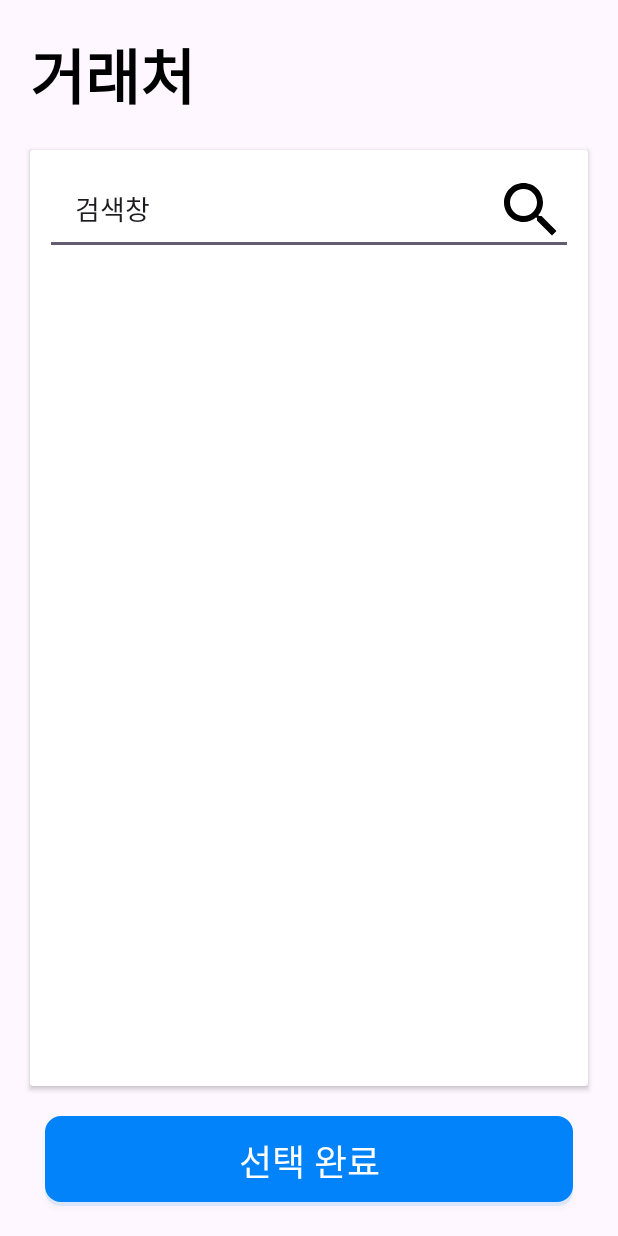
After one commit to lsg1024/GemCode, an Android app: the fragment OrderAccountFragment shown on its own in the app's theme, on a phone screen of 412 x 824 dp. The commit adds this screen. Run offline under Robolectric (Android 15) with nearby library versions, the phone set to English and light mode, and no system bars.

Commit message:
주문하기 화면 구성

```diff
--- /dev/null
+++ b/app/src/main/java/com/example/gemcode/view/OrderAccountFragment.kt
@@ -0,0 +1,30 @@
+package com.example.gemcode.view
+
+import androidx.lifecycle.ViewModelProvider
+import android.os.Bundle
+import androidx.fragment.app.Fragment
+import android.view.LayoutInflater
+import android.view.View
+import android.view.ViewGroup
+import com.example.gemcode.R
+import com.example.gemcode.databinding.FragmentOrderAccountBinding
+import com.example.gemcode.viewmodel.OrderAccountViewModel
+
+class OrderAccountFragment : Fragment() {
+
+    private var _binding : FragmentOrderAccountBinding? = null
+    private val binding get() = _binding!!
+    private lateinit var viewModel: OrderAccountViewModel
+
+    override fun onCreateView(
+        inflater: LayoutInflater, container: ViewGroup?,
+        savedInstanceState: Bundle?
+    ): View {
+        _binding = FragmentOrderAccountBinding.inflate(inflater, container, false)
+
+
+
+        return binding.root
+    }
+
+}
--- /dev/null
+++ b/app/src/main/java/com/example/gemcode/view/OrderDetailFragment.kt
@@ -0,0 +1,33 @@
+package com.example.gemcode.view
+
+import androidx.lifecycle.ViewModelProvider
+import android.os.Bundle
+import androidx.fragment.app.Fragment
+import android.view.LayoutInflater
+import android.view.View
+import android.view.ViewGroup
+import com.example.gemcode.R
+import com.example.gemcode.viewmodel.OrderDetailViewModel
+
+class OrderDetailFragment : Fragment() {
+
+    companion object {
+        fun newInstance() = OrderDetailFragment()
+    }
+
+    private lateinit var viewModel: OrderDetailViewModel
+
+    override fun onCreateView(
+        inflater: LayoutInflater, container: ViewGroup?,
+        savedInstanceState: Bundle?
+    ): View? {
+        return inflater.inflate(R.layout.fragment_order_detail, container, false)
+    }
+
+    override fun onActivityCreated(savedInstanceState: Bundle?) {
+        super.onActivityCreated(savedInstanceState)
+        viewModel = ViewModelProvider(this).get(OrderDetailViewModel::class.java)
+        // TODO: Use the ViewModel
+    }
+
+}
--- /dev/null
+++ b/app/src/main/java/com/example/gemcode/viewmodel/OrderAccountViewModel.kt
@@ -0,0 +1,7 @@
+package com.example.gemcode.viewmodel
+
+import androidx.lifecycle.ViewModel
+
+class OrderAccountViewModel : ViewModel() {
+    // TODO: Implement the ViewModel
+}
--- /dev/null
+++ b/app/src/main/java/com/example/gemcode/viewmodel/OrderDetailViewModel.kt
@@ -0,0 +1,7 @@
+package com.example.gemcode.viewmodel
+
+import androidx.lifecycle.ViewModel
+
+class OrderDetailViewModel : ViewModel() {
+    // TODO: Implement the ViewModel
+}
--- /dev/null
+++ b/app/src/main/res/drawable/baseline_search_48.xml
@@ -0,0 +1,5 @@
+<vector android:height="48dp" android:tint="#000000"
+    android:viewportHeight="24" android:viewportWidth="24"
+    android:width="48dp" xmlns:android="http://schemas.android.com/apk/res/android">
+    <path android:fillColor="@android:color/white" android:pathData="M15.5,14h-0.79l-0.28,-0.27C15.41,12.59 16,11.11 16,9.5 16,5.91 13.09,3 9.5,3S3,5.91 3,9.5 5.91,16 9.5,16c1.61,0 3.09,-0.59 4.23,-1.57l0.27,0.28v0.79l5,4.99L20.49,19l-4.99,-5zM9.5,14C7.01,14 5,11.99 5,9.5S7.01,5 9.5,5 14,7.01 14,9.5 11.99,14 9.5,14z"/>
+</vector>
--- a/app/src/main/res/layout/fragment_main.xml
+++ b/app/src/main/res/layout/fragment_main.xml
@@ -4,7 +4,6 @@
     xmlns:tools="http://schemas.android.com/tools"
     android:layout_width="match_parent"
     android:layout_height="match_parent"
-    android:background="#F4F4F4"
     android:clipToPadding="false"
     tools:context=".view.MainFragment">
 
--- a/app/src/main/res/layout/fragment_order.xml
+++ b/app/src/main/res/layout/fragment_order.xml
@@ -11,7 +11,7 @@
         android:layout_width="wrap_content"
         android:layout_height="wrap_content"
         android:layout_margin="20dp"
-        android:text="주문하기"
+        android:text="@string/order"
         android:textColor="@color/black"
         android:textSize="40dp"
         android:textStyle="bold"
--- /dev/null
+++ b/app/src/main/res/layout/fragment_order_account.xml
@@ -0,0 +1,75 @@
+<?xml version="1.0" encoding="utf-8"?>
+<androidx.constraintlayout.widget.ConstraintLayout xmlns:android="http://schemas.android.com/apk/res/android"
+    xmlns:app="http://schemas.android.com/apk/res-auto"
+    xmlns:tools="http://schemas.android.com/tools"
+    android:layout_width="match_parent"
+    android:layout_height="match_parent"
+    tools:context=".view.OrderAccountFragment">
+
+    <TextView
+        android:id="@+id/textView5"
+        android:layout_width="wrap_content"
+        android:layout_height="wrap_content"
+        android:layout_margin="20dp"
+        android:text="거래처"
+        android:textColor="@color/black"
+        android:textSize="40dp"
+        android:textStyle="bold"
+        app:layout_constraintStart_toStartOf="parent"
+        app:layout_constraintTop_toTopOf="parent" />
+
+    <androidx.cardview.widget.CardView
+        android:layout_width="match_parent"
+        android:layout_height="0dp"
+        android:layout_margin="20dp"
+        app:layout_constraintBottom_toTopOf="@+id/order_account_registerBtn"
+        app:layout_constraintStart_toStartOf="parent"
+        app:layout_constraintTop_toBottomOf="@+id/textView5">
+
+        <androidx.constraintlayout.widget.ConstraintLayout
+            android:layout_width="match_parent"
+            android:layout_height="match_parent">
+
+            <EditText
+                android:id="@+id/order_account_editText"
+                android:layout_width="match_parent"
+                android:layout_height="60dp"
+                android:layout_margin="10dp"
+                android:drawableEnd="@drawable/baseline_search_48"
+                android:paddingStart="20dp"
+                android:text="검색창"
+                app:layout_constraintStart_toStartOf="parent"
+                app:layout_constraintTop_toTopOf="parent" />
+
+            <androidx.recyclerview.widget.RecyclerView
+                android:id="@+id/order_account_recyclerView"
+                android:layout_width="match_parent"
+                android:layout_height="0dp"
+                android:layout_margin="10dp"
+                app:layout_constraintBottom_toBottomOf="parent"
+                app:layout_constraintEnd_toEndOf="parent"
+                app:layout_constraintStart_toStartOf="parent"
+                app:layout_constraintTop_toBottomOf="@+id/order_account_editText" />
+
+        </androidx.constraintlayout.widget.ConstraintLayout>
+
+    </androidx.cardview.widget.CardView>
+
+    <androidx.appcompat.widget.AppCompatButton
+        android:id="@+id/order_account_registerBtn"
+        android:layout_width="match_parent"
+        android:layout_height="60dp"
+        android:text="선택 완료"
+        android:textSize="24dp"
+        android:elevation="20dp"
+        android:textColor="@color/white"
+        android:background="@drawable/all_radius_no_color"
+        android:backgroundTint="@color/blue"
+        android:layout_marginStart="30dp"
+        android:layout_marginEnd="30dp"
+        android:layout_marginBottom="20dp"
+        app:layout_constraintBottom_toBottomOf="parent"
+        app:layout_constraintEnd_toEndOf="parent"
+        app:layout_constraintStart_toStartOf="parent" />
+
+</androidx.constraintlayout.widget.ConstraintLayout>
--- /dev/null
+++ b/app/src/main/res/layout/fragment_order_detail.xml
@@ -0,0 +1,13 @@
+<?xml version="1.0" encoding="utf-8"?>
+<FrameLayout xmlns:android="http://schemas.android.com/apk/res/android"
+    xmlns:tools="http://schemas.android.com/tools"
+    android:layout_width="match_parent"
+    android:layout_height="match_parent"
+    tools:context=".view.OrderDetailFragment">
+
+    <TextView
+        android:layout_width="match_parent"
+        android:layout_height="match_parent"
+        android:text="Hello" />
+
+</FrameLayout>
--- a/app/src/main/res/values/strings.xml
+++ b/app/src/main/res/values/strings.xml
@@ -1,3 +1,4 @@
 <resources>
     <string name="app_name">GemCode</string>
+    <string name="order">주문하기</string>
 </resources>
```
